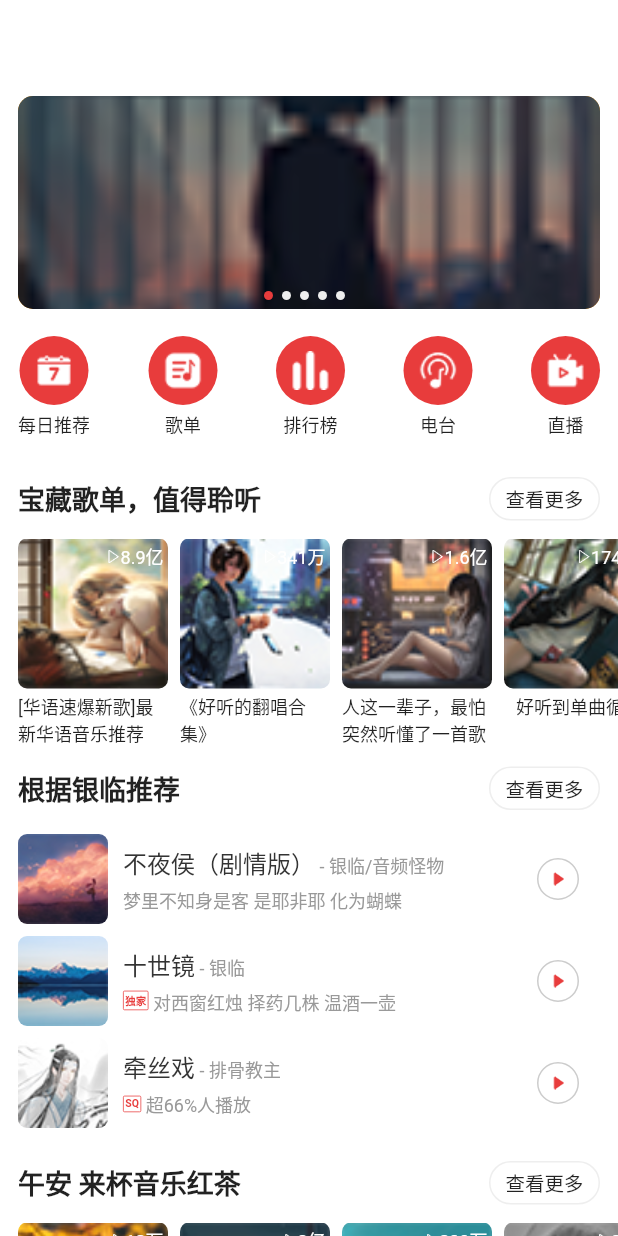
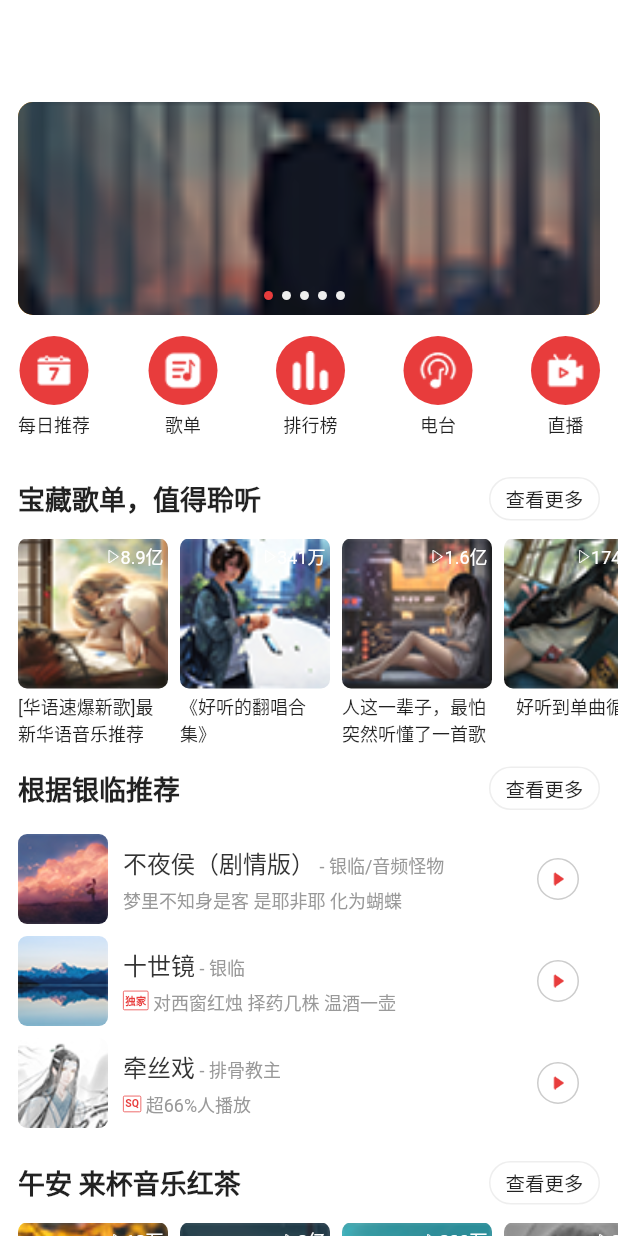
Before and after one commit to huang-weilong/flutter_netease_cloud_music, a Flutter app: the DiscoveryPage screen opened directly, on a phone screen of 412 x 824 dp. Run offline on Flutter 3.47's test engine with Material 2 defaults, Android fonts, the light colour scheme and no system bars.

Commit message:
修改margin

```diff
--- a/lib/page/discovery_page.dart
+++ b/lib/page/discovery_page.dart
@@ -255,7 +255,7 @@ class __CarouselImageState extends State<_CarouselImage> {
       dotUnSelectColor: FColor.allE,
       children: widget.images.map((dir) {
         return Container(
-          margin: EdgeInsets.symmetric(horizontal: 12.0, vertical: 4.0),
+          margin: EdgeInsets.fromLTRB(12.0, 8.0, 12.0, 0.0),
           decoration: BoxDecoration(
             color: Colors.orange,
             image: DecorationImage(image: AssetImage(dir), fit: BoxFit.cover),
```
